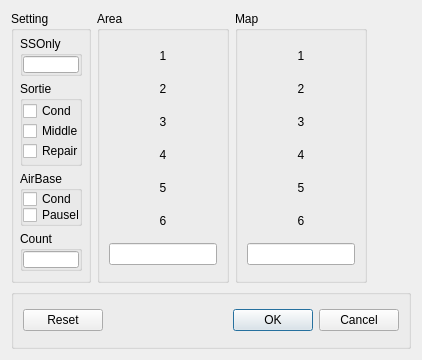
This is anyactionselectdialog.ui in b17ee518/a86b43fca89c33a2f703c0c6c7221cb8 as Qt 5 draws it before an edit. The edited form follows.
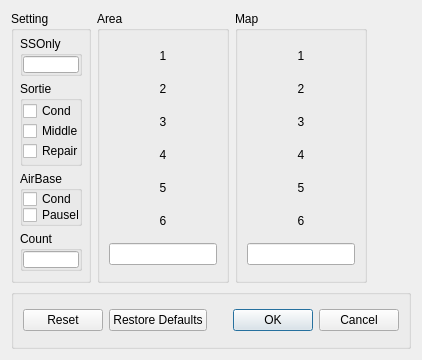
This is the edited form.

Commit message: Add restore hensei mode

What changed in the file:
```diff
--- a/anyactionselectdialog.ui
+++ b/anyactionselectdialog.ui
@@ -479,7 +479,7 @@
          <enum>Qt::Horizontal</enum>
         </property>
         <property name="standardButtons">
-         <set>QDialogButtonBox::Cancel|QDialogButtonBox::Ok|QDialogButtonBox::Reset</set>
+         <set>QDialogButtonBox::Cancel|QDialogButtonBox::Ok|QDialogButtonBox::Reset|QDialogButtonBox::RestoreDefaults</set>
         </property>
        </widget>
       </item>
```
Left out of the diff: 2 changed lines with no effect on the pictures. The commit also changes 8 other files.
